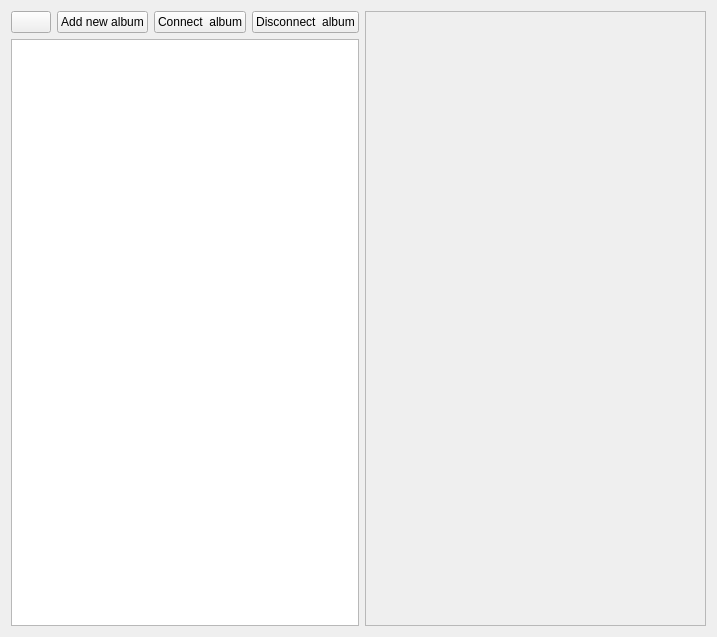
This is ui_templates/files/shelf_page.ui in IliaSuponeff/QWhiteBoard as Qt 5 draws it before an edit. The edited form follows.
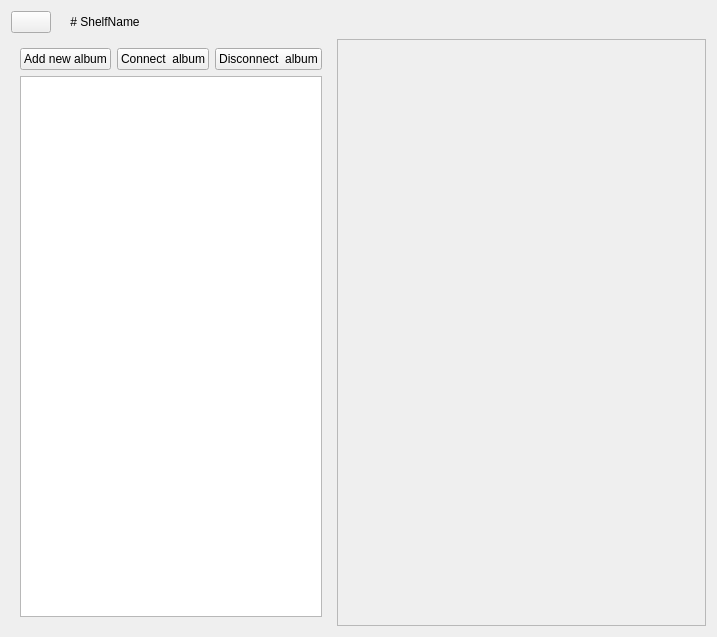
This is the edited form.

Commit message: Update UI by adding new album for all shelf

What changed in the file:
```diff
--- a/ui_templates/files/shelf_page.ui
+++ b/ui_templates/files/shelf_page.ui
@@ -13,18 +13,67 @@
   <property name="windowTitle">
    <string>Form</string>
   </property>
+  <layout class="QVBoxLayout" name="vLayout_2">
+   <item>
+    <layout class="QHBoxLayout" name="hLayout_3">
+     <item>
+      <widget class="QPushButton" name="back_btn">
+       <property name="text">
+        <string/>
+       </property>
+      </widget>
+     </item>
+     <item>
+      <widget class="QLabel" name="img_lbl_1">
+       <property name="text">
+        <string/>
+       </property>
+       <property name="alignment">
+        <set>Qt::AlignCenter</set>
+       </property>
+      </widget>
+     </item>
+     <item>
+      <widget class="QLabel" name="shelf_name_lbl">
+       <property name="text">
+        <string># ShelfName</string>
+       </property>
+       <property name="textFormat">
+        <enum>Qt::MarkdownText</enum>
+       </property>
+       <property name="alignment">
+        <set>Qt::AlignCenter</set>
+       </property>
+      </widget>
+     </item>
+     <item>
+      <spacer name="hSpacer_1">
+       <property name="orientation">
+        <enum>Qt::Horizontal</enum>
+       </property>
+       <property name="sizeHint" stdset="0">
+        <size>
+         <width>40</width>
+         <height>20</height>
+        </size>
+       </property>
+      </spacer>
+     </item>
+    </layout>
+   </item>
+   <item>
   <layout class="QHBoxLayout" name="hLayout_2">
    <item>
+      <widget class="QFrame" name="albums_tools_frame">
+       <property name="sizePolicy">
+        <sizepolicy hsizetype="Preferred" vsizetype="Preferred">
+         <horstretch>2</horstretch>
+         <verstretch>0</verstretch>
+        </sizepolicy>
+       </property>
     <layout class="QVBoxLayout" name="vLayout_1">
      <item>
       <layout class="QHBoxLayout" name="hLayout_1">
-       <item>
-        <widget class="QPushButton" name="back_btn">
-         <property name="text">
-          <string/>
-         </property>
-        </widget>
-       </item>
        <item>
         <widget class="QPushButton" name="add_new_album_btn">
          <property name="text">
@@ -52,6 +101,7 @@
       <widget class="QListWidget" name="albums_list"/>
      </item>
     </layout>
+      </widget>
    </item>
    <item>
     <widget class="QStackedWidget" name="albums_info_stack">
@@ -69,6 +119,8 @@
      </property>
      <widget class="QWidget" name="empty_page"/>
     </widget>
+     </item>
+    </layout>
    </item>
   </layout>
  </widget>
```
Lines whose indentation alone changed are shown as unchanged. The commit also changes 11 other files.
